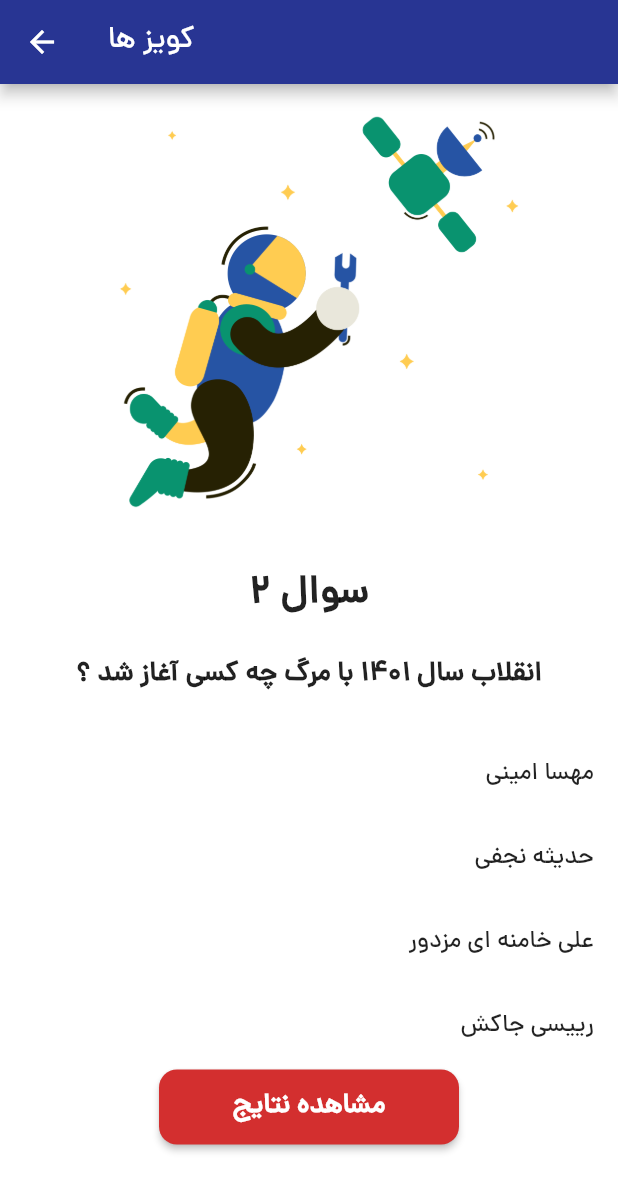
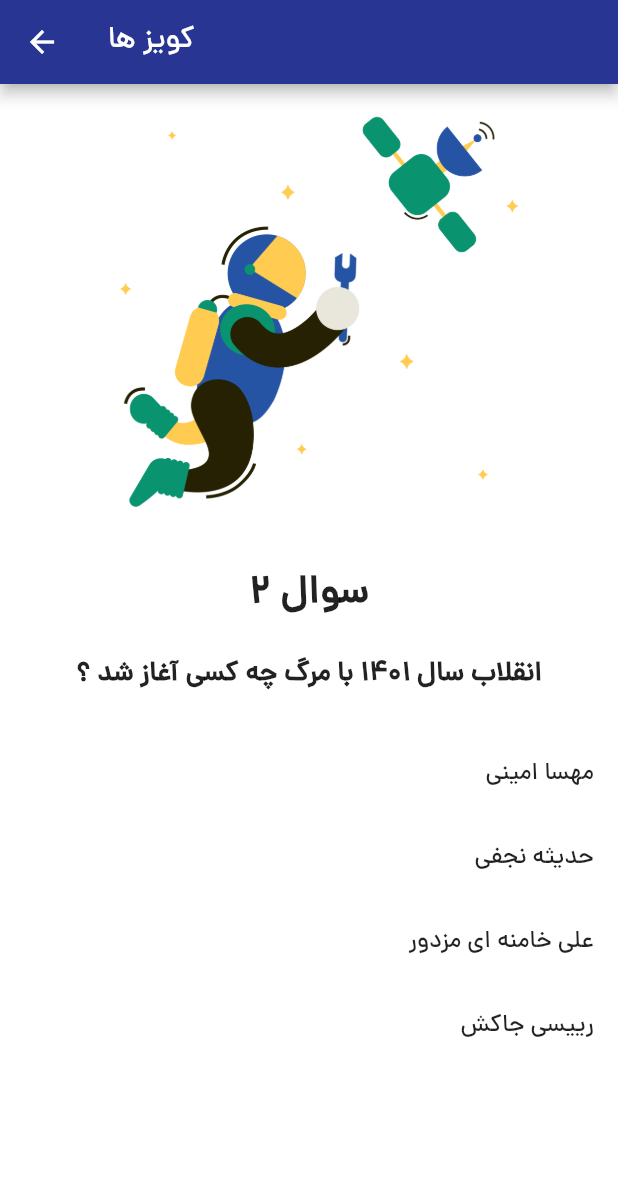
Before and after one commit to Dr-Pday/quiz_app, a Flutter app: the QuizPage screen opened directly, after a tap on "عرفان انق", on a phone screen of 412 x 824 dp. Shown: the top 1191 px of the screen. Run offline on Flutter 3.47's test engine with Material 2 defaults, Android fonts, the phone set to English and light mode, and no system bars.

Commit message:
set result button in the end of the quiz

```diff
--- a/lib/quiz_page.dart
+++ b/lib/quiz_page.dart
@@ -12,6 +12,7 @@ class QuizPage extends StatefulWidget {
 class _QuizPageState extends State<QuizPage> {
   int shownQuestionIndex = 0;
   Question? selectedQuestion;
+  bool answered = false;
 
   @override
   Widget build(BuildContext context) {
@@ -55,22 +56,7 @@ class _QuizPageState extends State<QuizPage> {
                 4,
                 (index) => ListItems(index),
               ),
-              ElevatedButton(
-                onPressed: () {},
-                style: ElevatedButton.styleFrom(
-                    shape: RoundedRectangleBorder(
-                        borderRadius: BorderRadius.circular(12)),
-                    backgroundColor: Colors.red[700],
-                    minimumSize: Size(200, 50)),
-                child: Text(
-                  'مشاهده نتایج',
-                  textAlign: TextAlign.center,
-                  style: TextStyle(
-                    fontWeight: FontWeight.bold,
-                    fontSize: 18,
-                  ),
-                ),
-              )
+              if (answered) GetResualt(),
             ],
           ),
         ),
@@ -81,10 +67,13 @@ class _QuizPageState extends State<QuizPage> {
   Widget ListItems(index) {
     return ListTile(
       onTap: () {
-        if (selectedQuestion!.answerList == index) {
+        if (selectedQuestion!.correctanswer == index) {
           print('correct');
         } else {
           print('wrong');
+        }
+        if (shownQuestionIndex == getQuestionsList()!.length - 1) {
+          answered = true;
         }
         setState(() {
           if (shownQuestionIndex < getQuestionsList()!.length - 1) {
@@ -98,4 +87,23 @@ class _QuizPageState extends State<QuizPage> {
       ),
     );
   }
+
+  Widget GetResualt() {
+    return ElevatedButton(
+      onPressed: () {},
+      style: ElevatedButton.styleFrom(
+          shape:
+              RoundedRectangleBorder(borderRadius: BorderRadius.circular(12)),
+          backgroundColor: Colors.red[700],
+          minimumSize: Size(200, 50)),
+      child: Text(
+        'مشاهده نتایج',
+        textAlign: TextAlign.center,
+        style: TextStyle(
+          fontWeight: FontWeight.bold,
+          fontSize: 18,
+        ),
+      ),
+    );
+  }
 }
```
